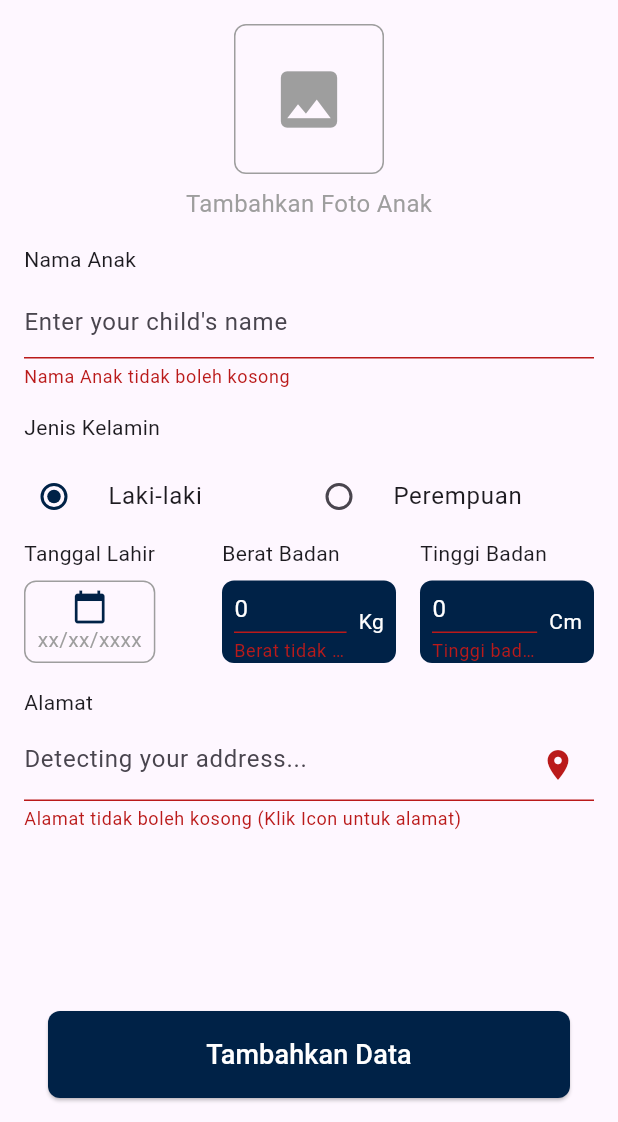
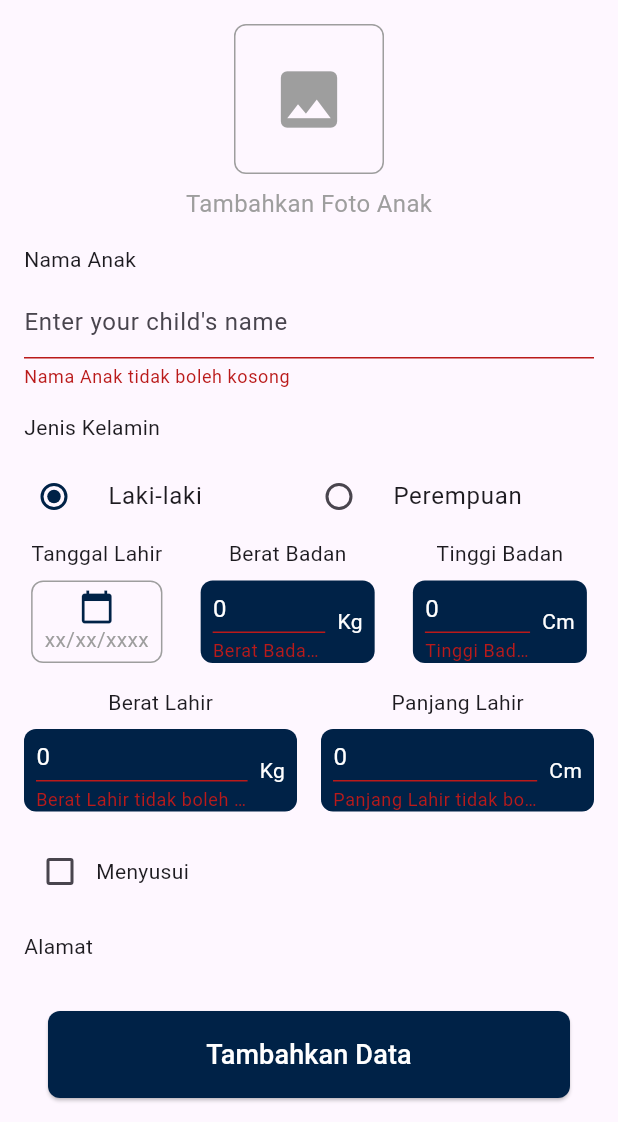
Before and after one commit to Satyavira/KidsGrowthPlus, a Flutter app: the AddChildDataScreen screen opened directly, after a tap on "Tambahkan Data", on a phone screen of 412 x 824 dp, the part 114-1236 px from its top. Run offline on Flutter 3.47's test engine with Material 3 defaults, Android fonts, the light colour scheme and no system bars; our stand-ins replace cloud_firestore, firebase_auth, firebase_core, flutter_svg, geocoding, geolocator and 3 more; accounts and stored records are empty.

Commit message:
Modified add_child_data_screen.dart. Add three new field that is birth weight, birth height, breastfeeding. Modified the widget that is used after the form to column from stack. Create a custom widget that will be used many times in the screen.

```diff
--- a/lib/ui/main/add_child_data_screen.dart
+++ b/lib/ui/main/add_child_data_screen.dart
@@ -19,11 +19,14 @@ class _AddChildDataScreenState extends State<AddChildDataScreen> {
   final _formKey = GlobalKey<FormState>();
   String gender = "Laki-laki";
   String? selectedDate;
+  bool _breastfeeding = false;
 
   // Controllers for text fields
   final TextEditingController nameController = TextEditingController();
   final TextEditingController weightController = TextEditingController();
   final TextEditingController heightController = TextEditingController();
+  final TextEditingController birthWeightController = TextEditingController();
+  final TextEditingController birthLengthController = TextEditingController();
   final TextEditingController addressController = TextEditingController();
 
   File? _selectedImage;
@@ -241,9 +244,10 @@ class _AddChildDataScreenState extends State<AddChildDataScreen> {
           padding: const EdgeInsets.symmetric(horizontal: 16.0),
           child: Form(
             key: _formKey,
-            child: Stack(
+            child: Column(
               children: [
-                SingleChildScrollView(
+                Expanded(
+                  child: SingleChildScrollView(
                     child: Padding(
                       padding: EdgeInsets.only(bottom: MediaQuery.viewInsetsOf(context).bottom + 10.0),
                       child: Column(
@@ -351,11 +355,12 @@ class _AddChildDataScreenState extends State<AddChildDataScreen> {
                           ),
 
                           Row(
+                            mainAxisAlignment: MainAxisAlignment.spaceEvenly,
                             children: [
                               // Tanggal Lahir
-                            Expanded(
+                              Flexible(
                                 child: Column(
-                                crossAxisAlignment: CrossAxisAlignment.start,
+                                  crossAxisAlignment: CrossAxisAlignment.center,
                                   children: [
                                     const Text("Tanggal Lahir"),
                                     const SizedBox(height: 8),
@@ -389,110 +394,53 @@ class _AddChildDataScreenState extends State<AddChildDataScreen> {
 
                               // Berat Badan
                               Flexible(
-                              child: Column(
-                                crossAxisAlignment: CrossAxisAlignment.start,
-                                children: [
-                                  const Text("Berat Badan"),
-                                  const SizedBox(height: 8),
-                                  Container(
-                                    height: 55,
-                                    decoration: BoxDecoration(
-                                      color: darkBlue,
-                                      borderRadius: BorderRadius.circular(8.0),
-                                    ),
-                                    child: Row(
-                                      children: [
-                                        Expanded(
-                                          child: Padding(
-                                            padding: const EdgeInsets.symmetric(horizontal: 8.0),
-                                            child: TextFormField(
-                                              controller: weightController,
-                                              decoration: const InputDecoration(
-                                                hintText: "0",
-                                                hintStyle: TextStyle(color: Colors.white),
-                                                border: UnderlineInputBorder(borderSide: BorderSide(color: Color(0xFF000000))),
-                                                enabledBorder: UnderlineInputBorder(
-                                                  borderSide: BorderSide(color: Colors.white), // White underline when the field is enabled
-                                                ),
-                                                focusedBorder: UnderlineInputBorder(
-                                                  borderSide: BorderSide(color: Colors.white), // White underline when the field is focused
-                                                ),
-                                              ),
-                                              style: const TextStyle(color: Colors.white),
-                                              keyboardType: TextInputType.number,
-                                              validator: (value) {
-                                                if (value == null || value.isEmpty) {
-                                                  return "Berat tidak boleh kosong";
-                                                }
-                                                return null;
-                                              },
-                                            ),
-                                          ),
-                                        ),
-                                        const Padding(
-                                          padding: EdgeInsets.only(right: 8.0),
-                                          child: Text("Kg", style: TextStyle(color: Colors.white)),
-                                        ),
-                                      ],
-                                    ),
-                                  ),
-                                ],
-                              ),
+                                child: _buildNumericField(label: "Berat Badan", controller: weightController, suffix: "Kg"),
                               ),
                               const SizedBox(width: 16), // Space between columns
 
                               // Tinggi Badan
                               Flexible(
-                              child: Column(
-                                crossAxisAlignment: CrossAxisAlignment.start,
-                                children: [
-                                  const Text("Tinggi Badan"),
-                                  const SizedBox(height: 8),
-                                  Container(
-                                    height: 55,
-                                    decoration: BoxDecoration(
-                                      color: darkBlue,
-                                      borderRadius: BorderRadius.circular(8.0),
+                                child: _buildNumericField(label: "Tinggi Badan", controller: heightController, suffix: "Cm"),
                               ),
-                                    child: Row(
+                            ],
+                          ),
+
+                          const SizedBox(height: 16.0),
+
+                          Row(
                             children: [
                               Expanded(
-                                          child: Padding(
-                                            padding: const EdgeInsets.symmetric(horizontal: 8.0),
-                                            child: TextFormField(
-                                              controller: heightController,
-                                              decoration: const InputDecoration(
-                                                hintText: "0",
-                                                hintStyle: TextStyle(color: Colors.white),
-                                                border: UnderlineInputBorder(borderSide: BorderSide(color: Color(0xFF000000))),
-                                                enabledBorder: UnderlineInputBorder(
-                                                  borderSide: BorderSide(color: Colors.white), // White underline when the field is enabled
-                                                ),
-                                                focusedBorder: UnderlineInputBorder(
-                                                  borderSide: BorderSide(color: Colors.white), // White underline when the field is focused
+                                child: _buildNumericField(
+                                  label: "Berat Lahir",
+                                  controller: birthWeightController,
+                                  suffix: "Kg",
                                 ),
                               ),
-                                              style: const TextStyle(color: Colors.white),
-                                              keyboardType: TextInputType.number,
-                                              validator: (value) {
-                                                if (value == null || value.isEmpty) {
-                                                  return "Tinggi badan tidak boleh kosong";
-                                                }
-                                                return null;
-                                              },
-                                            ),
-                                          ),
-                                        ),
-                                        const Padding(
-                                          padding: EdgeInsets.only(right: 8.0),
-                                          child: Text("Cm", style: TextStyle(color: Colors.white)),
-                                        ),
-                                      ],
+                              const SizedBox(width: 16),
+                              Expanded(
+                                child: _buildNumericField(
+                                  label: "Panjang Lahir",
+                                  controller: birthLengthController,
+                                  suffix: "Cm",
                                 ),
                               ),
                             ],
                           ),
+
+                          const SizedBox(height: 16.0),
+
+                          Row(
+                            children: [
+                              Checkbox(
+                                value: _breastfeeding,
+                                activeColor: darkBlue,
+                                onChanged: (bool? value) {
+                                  setState(() {
+                                    _breastfeeding = value!;
+                                  });
+                                },
                               ),
+                              Text('Menyusui'),
                             ],
                           ),
 
@@ -524,9 +472,8 @@ class _AddChildDataScreenState extends State<AddChildDataScreen> {
                       ),
                     ),
                   ),
-                Align(
-                  alignment: Alignment.bottomCenter,
-                  child: Padding(
+                ),
+                Padding(
                   padding: const EdgeInsets.symmetric(horizontal: 16.0, vertical: 16.0),
                   child: SizedBox(
                     width: double.infinity,
@@ -549,7 +496,6 @@ class _AddChildDataScreenState extends State<AddChildDataScreen> {
                     ),
                   ),
                 ),
-                ),
               ],
             ),
           ),
@@ -557,4 +503,59 @@ class _AddChildDataScreenState extends State<AddChildDataScreen> {
       ),
     );
   }
+
+  Widget _buildNumericField(
+      {required String label,
+        required TextEditingController controller,
+        required String suffix}) {
+    return Column(
+      crossAxisAlignment: CrossAxisAlignment.start,
+      children: [
+        Center(child: Text(label)),
+        const SizedBox(height: 8),
+        Container(
+          height: 55,
+          decoration: BoxDecoration(
+            color: darkBlue,
+            borderRadius: BorderRadius.circular(8.0),
+          ),
+          child: Row(
+            children: [
+              Expanded(
+                child: Padding(
+                  padding: const EdgeInsets.symmetric(horizontal: 8.0),
+                  child: TextFormField(
+                    controller: controller,
+                    keyboardType: TextInputType.number,
+                    style: const TextStyle(color: Colors.white),
+                    decoration: const InputDecoration(
+                      hintText: "0",
+                      hintStyle: TextStyle(color: Colors.white),
+                      border: UnderlineInputBorder(borderSide: BorderSide(color: Color(0xFF000000))),
+                      enabledBorder: UnderlineInputBorder(
+                        borderSide: BorderSide(color: Colors.white), // White underline when the field is enabled
+                      ),
+                      focusedBorder: UnderlineInputBorder(
+                        borderSide: BorderSide(color: Colors.white), // White underline when the field is focused
+                      ),
+                    ),
+                    validator: (value) {
+                      if (value == null || value.isEmpty) {
+                        return "$label tidak boleh kosong";
                       }
+                      return null;
+                    },
+                  ),
+                ),
+              ),
+              Padding(
+                padding: const EdgeInsets.only(right: 8.0),
+                child: Text(suffix, style: const TextStyle(color: Colors.white)),
+              ),
+            ],
+          ),
+        ),
+      ],
+    );
+  }
+}
```
Lines whose indentation alone changed are shown as unchanged.
